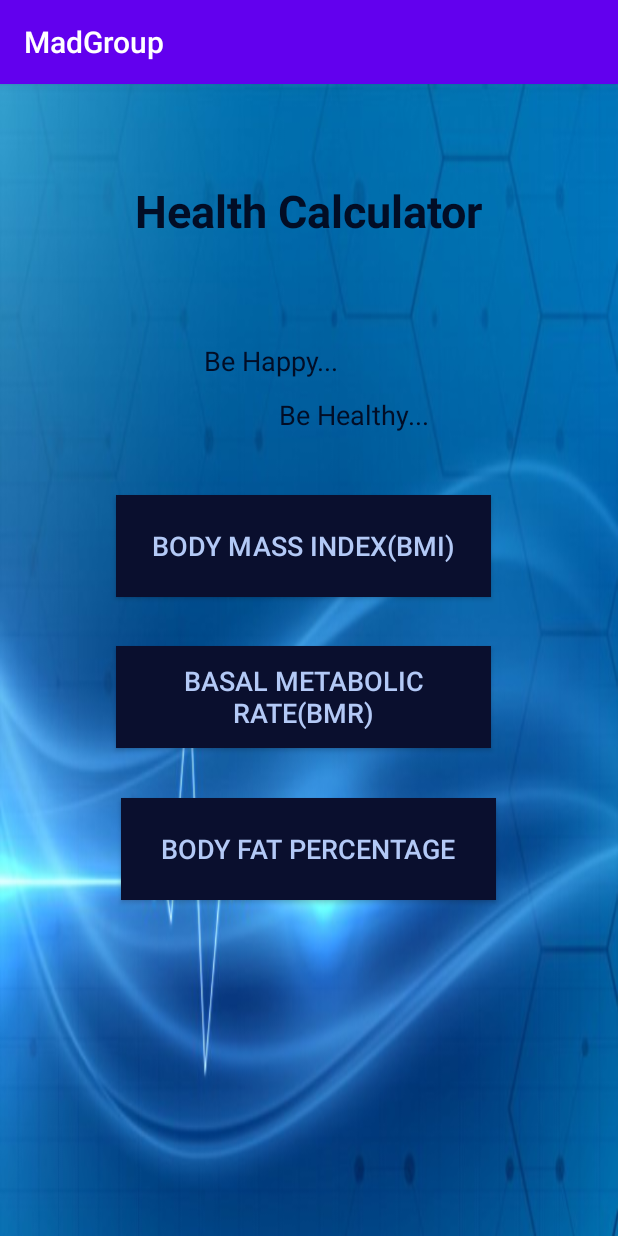
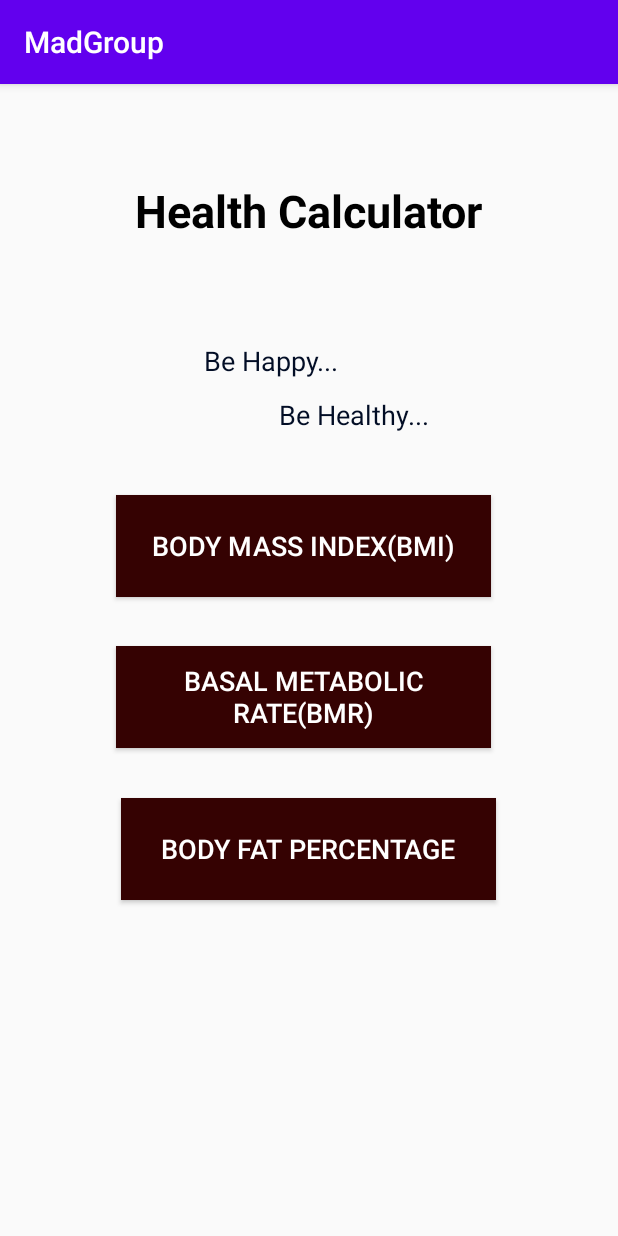
Before and after one commit to IT19040004/CoDe_WarRiors-Matara, an Android app: the HealthCal screen opened directly, with no data from a screen before it, on a phone screen of 412 x 824 dp. Run offline under Robolectric (Android 15) with nearby library versions, the phone set to English and light mode, and no system bars.

Commit message:
Re arrange Health Calc button color and text color

```diff
--- a/app/src/main/res/layout/activity_health_cal.xml
+++ b/app/src/main/res/layout/activity_health_cal.xml
@@ -5,14 +5,14 @@
     android:layout_width="match_parent"
     android:layout_height="match_parent"
     tools:context=".HealthCal"
-    android:background="@drawable/low">
+    >
 
     <TextView
         android:id="@+id/txtcal"
         android:layout_width="wrap_content"
         android:layout_height="wrap_content"
         android:text="Health Calculator"
-        android:textColor="@color/captions"
+        android:textColor="@color/design_default_color_on_secondary"
         android:textSize="30sp"
         android:textStyle="bold"
         app:layout_constraintBottom_toBottomOf="parent"
@@ -53,9 +53,9 @@
         android:id="@+id/btnCalBMI"
         android:layout_width="250sp"
         android:layout_height="68sp"
-        android:background="@color/buttonBackground"
+        android:background="#350202"
         android:text="Body Mass Index(BMI)"
-        android:textColor="@color/buttonTextColour"
+        android:textColor="@color/design_default_color_background"
         android:textSize="18sp"
         app:layout_constraintBottom_toBottomOf="parent"
         app:layout_constraintEnd_toEndOf="parent"
@@ -68,9 +68,9 @@
         android:id="@+id/btnBMR"
         android:layout_width="250sp"
         android:layout_height="68sp"
-        android:background="@color/buttonBackground"
+        android:background="#350202"
         android:text="Basal Metabolic Rate(BMR)"
-        android:textColor="@color/buttonTextColour"
+        android:textColor="@color/design_default_color_background"
         android:textSize="18sp"
         app:layout_constraintBottom_toBottomOf="parent"
         app:layout_constraintEnd_toEndOf="parent"
@@ -83,9 +83,9 @@
         android:id="@+id/btnFat"
         android:layout_width="250sp"
         android:layout_height="68sp"
-        android:background="@color/buttonBackground"
+        android:background="#350202"
         android:text="Body Fat Percentage"
-        android:textColor="@color/buttonTextColour"
+        android:textColor="@color/design_default_color_background"
         android:textSize="18sp"
         app:layout_constraintBottom_toBottomOf="parent"
         app:layout_constraintEnd_toEndOf="parent"
```
